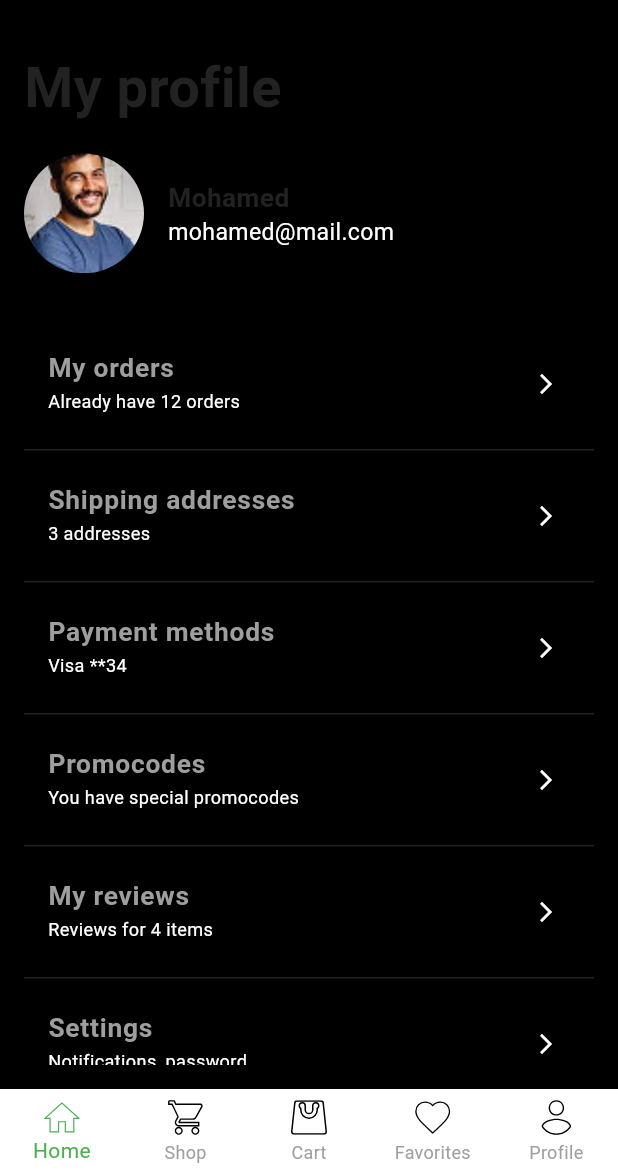
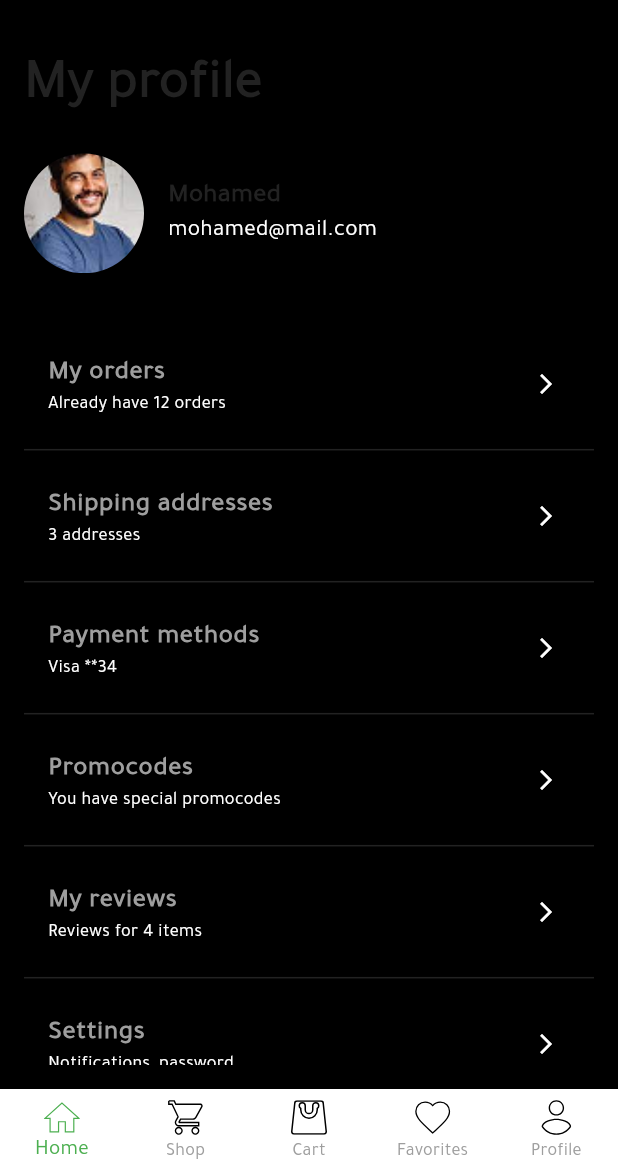
Before and after one commit to ideasandconceptsit/khayat_team1, a Flutter app: the screen it shows after launch, on a phone screen of 412 x 824 dp, the part 60-1236 px from its top. Run offline on Flutter 3.47's test engine with Material 3 defaults, Android fonts, the light colour scheme and no system bars; our stand-ins replace device_preview, dio, flutter_screenutil, flutter_svg, get, get_storage; missing offline and left inert: awesome_dio_interceptor.

Commit message:
Add Tajawal font family and update localization settings

```diff
--- a/lib/core/theme/app_themes.dart
+++ b/lib/core/theme/app_themes.dart
@@ -3,6 +3,7 @@ import 'package:team1_khayat/core/utils/app_colors.dart';
 
 class AppThemes{
  static ThemeData lightTheme= ThemeData(
+  fontFamily: 'Tajawal',
     colorScheme: ColorScheme.fromSeed(seedColor: Colors.deepPurple),
     useMaterial3: true,
      primarySwatch: Colors.teal,
@@ -14,6 +15,7 @@ class AppThemes{
   );
 
  static ThemeData darkTheme= ThemeData(
+  fontFamily: 'Tajawal',
    colorScheme: ColorScheme.fromSeed(seedColor: Colors.deepPurple),
    useMaterial3: true,
  );
--- a/lib/main.dart
+++ b/lib/main.dart
@@ -34,9 +34,8 @@ class MyApp extends StatelessWidget {
           debugShowCheckedModeBanner: false,
           title: 'Khayat',
           translations: AppTranslations(),
-          // locale: local ?? const Locale('en'),
-          // fallbackLocale: const Locale('en'),
-
+          locale: local ?? const Locale('en'),
+          fallbackLocale: const Locale('en'),
           theme: AppThemes.lightTheme,
           initialRoute: Routes.bottomNavBar,
           getPages: AppPages.pages,
```
Also changed, not shown: pubspec.yaml (+4 -4 lines).
